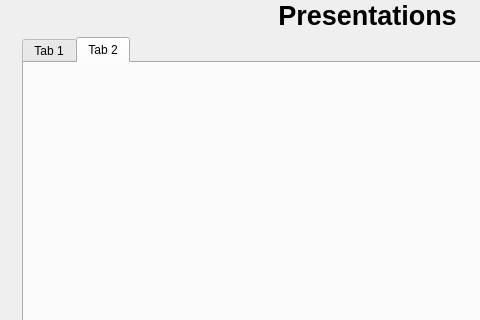
First picture: the form in ui/problem_dialog.ui, repository Atrate/qSchoolHelper, before the edit; both pictures show x 0 to 480 and y 0 to 320 of the 733 by 505 pixel window.
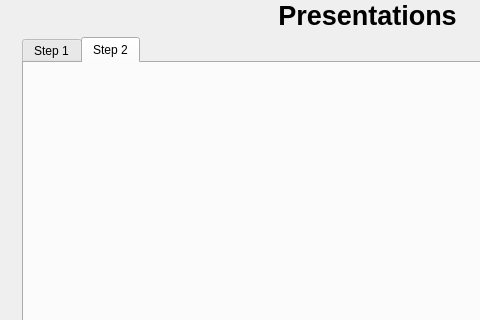
Second picture: the form after the edit. The open tabs and pages were chosen to show the change. Icons and pictures are not drawn.

Commit message: Added tab names

```diff
--- a/ui/problem_dialog.ui
+++ b/ui/problem_dialog.ui
@@ -361,12 +361,12 @@
         </property>
         <widget class="QWidget" name="pre_tab_1">
          <attribute name="title">
-          <string>Tab 1</string>
+          <string>Step 1</string>
          </attribute>
         </widget>
         <widget class="QWidget" name="pre_tab_2">
          <attribute name="title">
-          <string>Tab 2</string>
+          <string>Step 2</string>
          </attribute>
         </widget>
        </widget>
```
Left out of the diff: 20 changed lines with no effect on the pictures.
